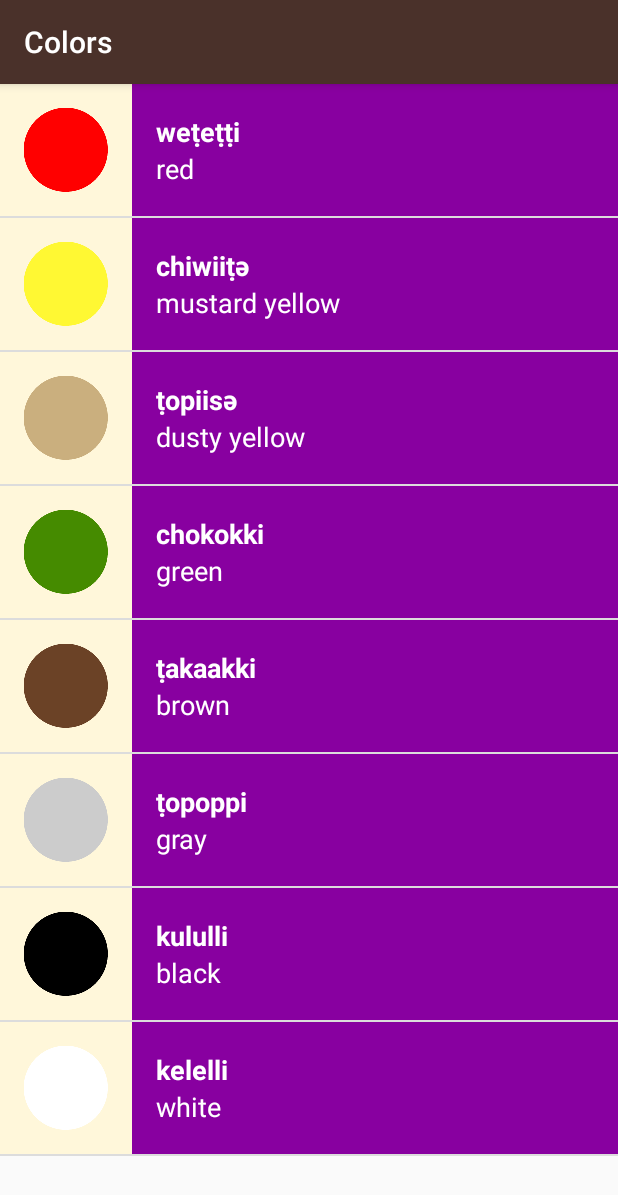
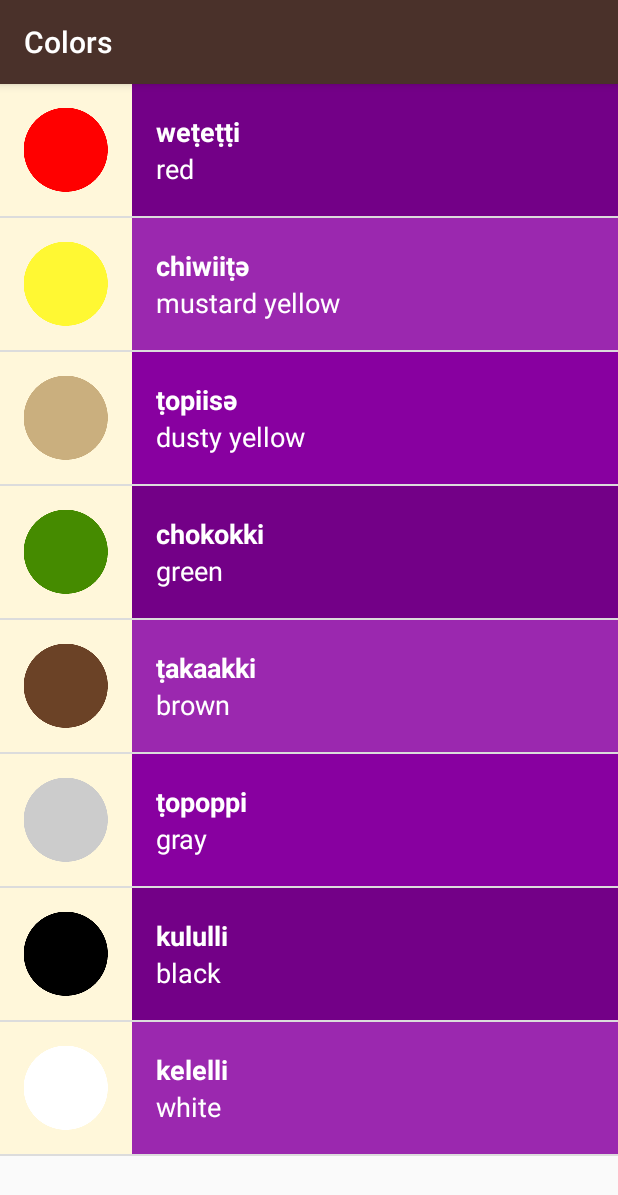
Before and after one commit to omega9999/Miwok, an Android app: the ColorsActivity screen opened directly, with no data from a screen before it, on a phone screen of 412 x 824 dp. Shown: the top 1195 px of the screen. Run offline under Robolectric (Android 15) with nearby library versions, the phone set to English and light mode, and no system bars.

Commit message:
dynamic color on row number

```diff
--- a/app/src/main/java/com/example/android/miwok/WordAdapter.java
+++ b/app/src/main/java/com/example/android/miwok/WordAdapter.java
@@ -4,6 +4,7 @@ import android.content.Context;
 import android.graphics.Color;
 import android.graphics.PorterDuff;
 import android.graphics.PorterDuffColorFilter;
+import android.graphics.drawable.Drawable;
 import android.util.Log;
 import android.view.LayoutInflater;
 import android.view.View;
@@ -43,7 +44,7 @@ public class WordAdapter extends ArrayAdapter<Word> {
         if (word != null) {
             defaultWord.setText(word.getDefaultTranslation());
             miwokWord.setText(word.getMiwokTranslation());
-            if (word.hasImage()){
+            if (word.hasImage()) {
                 imageView.setVisibility(View.VISIBLE);
                 imageView.setImageResource(word.getImageResourceId());
             }
@@ -55,16 +56,26 @@ public class WordAdapter extends ArrayAdapter<Word> {
          * imageView.setColorFilter(Color.rgb(123, 123, 123), android.graphics.PorterDuff.Mode.MULTIPLY);
          * view.getBackground().setColorFilter(color, PorterDuff.Mode.DARKEN);
          */
-        if (Boolean.FALSE) {// colori delle righe con varianti chiare/scure
         ViewGroup viewGroup = view.findViewById(R.id.text_container);
-            PorterDuff.Mode mode = position % 2 == 0 ? PorterDuff.Mode.DARKEN : PorterDuff.Mode.LIGHTEN;
-            viewGroup.getBackground().setColorFilter(Color.argb(80, 0, 0, 0), mode);
+        Drawable drawable = viewGroup.getBackground();
+        if (drawable != null) {
+            final int alpha = 40;
+            switch (position % 3) {
+                case 0:
+                    drawable.setColorFilter(Color.argb(alpha, 0, 0, 0), PorterDuff.Mode.DARKEN);
+                    break;
+                case 1:
+                    drawable.setColorFilter(Color.argb(alpha, 255, 255, 255), PorterDuff.Mode.LIGHTEN);
+                    break;
+                case 2:
+                    break;
+            }
         }
 
         return view;
     }
 
-    private void clearView(@NonNull final View view){
+    private void clearView(@NonNull final View view) {
         TextView miwokWord = view.findViewById(R.id.miwok_text_view);
         TextView defaultWord = view.findViewById(R.id.default_text_view);
         ImageView imageView = view.findViewById(R.id.image);
```
Lines whose indentation alone changed are shown as unchanged.
